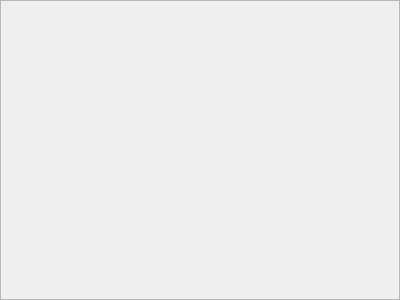
The window that source/JudgeClient/forms/FrameSetting.ui (mysterylx/Judge) describes before a commit, drawn with Qt 5.
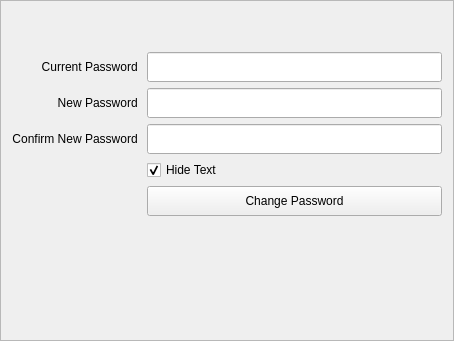
The same window after the commit.

Commit message: 完成Client的Setting界面。

The edit to the form file:
```diff
--- a/source/JudgeClient/forms/FrameSetting.ui
+++ b/source/JudgeClient/forms/FrameSetting.ui
@@ -9,15 +9,147 @@
    <rect>
     <x>0</x>
     <y>0</y>
-    <width>400</width>
-    <height>300</height>
+    <width>454</width>
+    <height>341</height>
    </rect>
   </property>
-  <property name="frameShape">
-   <enum>QFrame::StyledPanel</enum>
+  <property name="sizePolicy">
+   <sizepolicy hsizetype="Expanding" vsizetype="Expanding">
+    <horstretch>0</horstretch>
+    <verstretch>0</verstretch>
+   </sizepolicy>
   </property>
   <property name="windowTitle">
    <string>Frame</string>
   </property>
+  <property name="frameShape">
+   <enum>QFrame::StyledPanel</enum>
+  </property>
+  <property name="frameShadow">
+   <enum>QFrame::Raised</enum>
+  </property>
+  <layout class="QGridLayout" name="gridLayout">
+   <item row="1" column="0">
+    <widget class="QLabel" name="currentPasswordLabel">
+     <property name="text">
+      <string>Current Password </string>
+     </property>
+     <property name="alignment">
+      <set>Qt::AlignRight|Qt::AlignTrailing|Qt::AlignVCenter</set>
+     </property>
+    </widget>
+   </item>
+   <item row="2" column="0">
+    <widget class="QLabel" name="newPasswordLabel">
+     <property name="text">
+      <string>New Password </string>
+     </property>
+     <property name="alignment">
+      <set>Qt::AlignRight|Qt::AlignTrailing|Qt::AlignVCenter</set>
+     </property>
+    </widget>
+   </item>
+   <item row="3" column="0">
+    <widget class="QLabel" name="confirmPasswordLabel">
+     <property name="text">
+      <string>Confirm New Password </string>
+     </property>
+     <property name="alignment">
+      <set>Qt::AlignRight|Qt::AlignTrailing|Qt::AlignVCenter</set>
+     </property>
+    </widget>
+   </item>
+   <item row="1" column="1">
+    <widget class="QLineEdit" name="currentPasswordEdit">
+     <property name="minimumSize">
+      <size>
+       <width>0</width>
+       <height>30</height>
+      </size>
+     </property>
+     <property name="echoMode">
+      <enum>QLineEdit::Password</enum>
+     </property>
+    </widget>
+   </item>
+   <item row="6" column="1">
+    <widget class="QPushButton" name="changePasswordButton">
+     <property name="minimumSize">
+      <size>
+       <width>0</width>
+       <height>30</height>
+      </size>
+     </property>
+     <property name="text">
+      <string>Change Password</string>
+     </property>
+    </widget>
+   </item>
+   <item row="2" column="1">
+    <widget class="QLineEdit" name="newPasswordEdit">
+     <property name="minimumSize">
+      <size>
+       <width>0</width>
+       <height>30</height>
+      </size>
+     </property>
+     <property name="echoMode">
+      <enum>QLineEdit::Password</enum>
+     </property>
+    </widget>
+   </item>
+   <item row="3" column="1">
+    <widget class="QLineEdit" name="confirmPasswordEdit">
+     <property name="minimumSize">
+      <size>
+       <width>0</width>
+       <height>30</height>
+      </size>
+     </property>
+     <property name="echoMode">
+      <enum>QLineEdit::Password</enum>
+     </property>
+    </widget>
+   </item>
+   <item row="0" column="1">
+    <spacer name="topSpacer">
+     <property name="orientation">
+      <enum>Qt::Vertical</enum>
+     </property>
+     <property name="sizeType">
+      <enum>QSizePolicy::Fixed</enum>
+     </property>
+     <property name="sizeHint" stdset="0">
+      <size>
+       <width>20</width>
+       <height>40</height>
+      </size>
+     </property>
+    </spacer>
+   </item>
+   <item row="4" column="1">
+    <widget class="QCheckBox" name="hideTextCheckBox">
+     <property name="text">
+      <string>Hide Text</string>
+     </property>
+     <property name="checked">
+      <bool>true</bool>
+     </property>
+    </widget>
+   </item>
+   <item row="7" column="1">
+    <spacer name="bottomSpacer">
+     <property name="orientation">
+      <enum>Qt::Vertical</enum>
+     </property>
+     <property name="sizeHint" stdset="0">
+      <size>
+       <width>20</width>
+       <height>40</height>
+      </size>
+     </property>
+    </spacer>
+   </item>
+  </layout>
  </widget>
 </ui>
```
Left out of the diff: 7 changed lines with no effect on the pictures.
